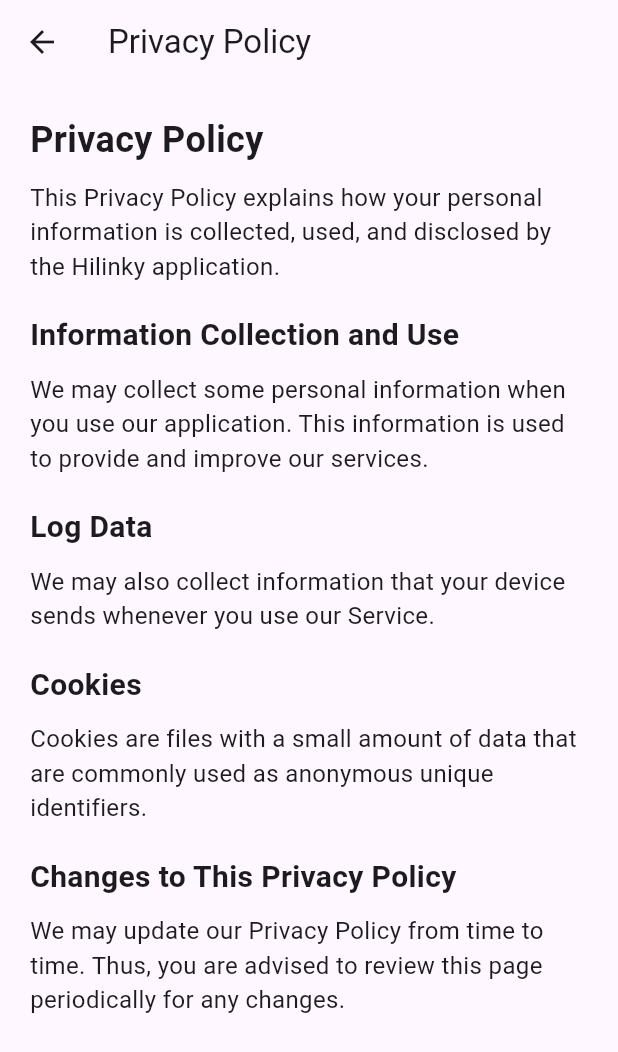
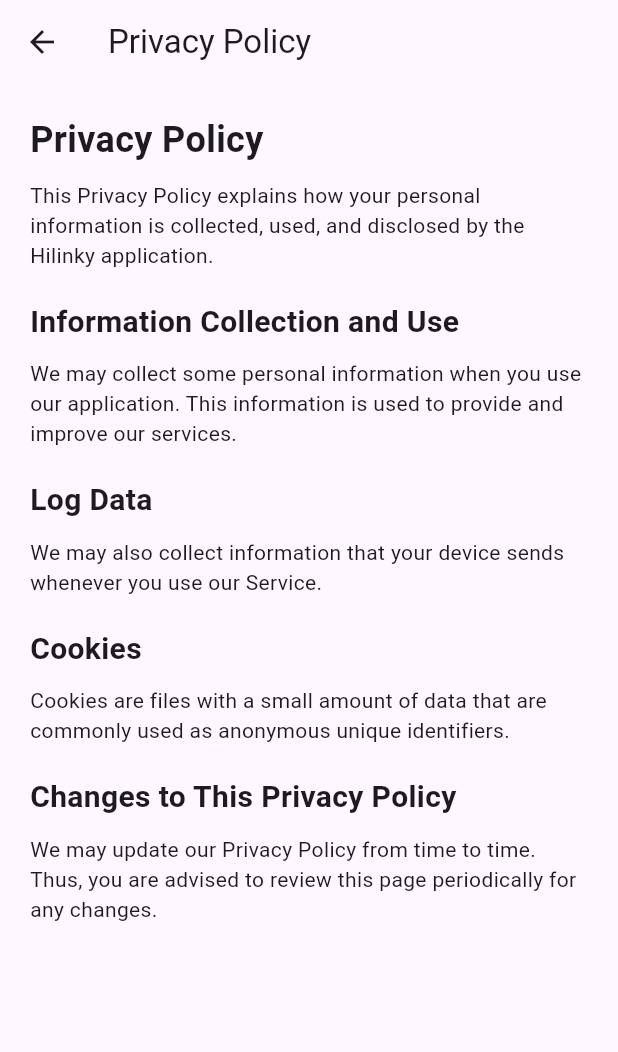
Before and after one commit to RoaaAmin/hilinky_v1, a Flutter app: the PrivacyPolicyPage screen opened by its route, on a phone screen of 412 x 824 dp. Shown: the top 1052 px of the screen. Run offline on Flutter 3.47's test engine with Material 3 defaults, Android fonts, the phone set to English and light mode, and no system bars; our stand-ins replace animate_do, cached_network_image, cloud_firestore, contacts_service, easy_localization, firebase_auth and 16 more; missing offline and left inert: country_pickers, qr_code_scanner; accounts and stored records are empty; Roboto replaces fonts that are missing (Satoshi).

```diff
--- a/lib/PrivacyPolicyPage/PrivacyPolicyPage.dart
+++ b/lib/PrivacyPolicyPage/PrivacyPolicyPage.dart
@@ -27,7 +27,7 @@
               context.tr(
                   'This Privacy Policy explains how your personal information is collected, used, and disclosed by the Hilinky application.'),
               style: TextStyle(
-                fontSize: 16.0,
+                fontSize: 14.0,
               ),
             ),
             SizedBox(height: 20.0),
@@ -43,7 +43,7 @@
               context.tr(
                   'We may collect some personal information when you use our application. This information is used to provide and improve our services.'),
               style: TextStyle(
-                fontSize: 16.0,
+                fontSize: 14.0,
               ),
             ),
             SizedBox(height: 20.0),
@@ -59,7 +59,7 @@
               context.tr(
                   'We may also collect information that your device sends whenever you use our Service.'),
               style: TextStyle(
-                fontSize: 16.0,
+                fontSize: 14.0,
               ),
             ),
             SizedBox(height: 20.0),
@@ -75,7 +75,7 @@
               context.tr(
                   'Cookies are files with a small amount of data that are commonly used as anonymous unique identifiers.'),
               style: TextStyle(
-                fontSize: 16.0,
+                fontSize: 14.0,
               ),
             ),
             SizedBox(height: 20.0),
@@ -91,7 +91,7 @@
               context.tr(
                   'We may update our Privacy Policy from time to time. Thus, you are advised to review this page periodically for any changes.'),
               style: TextStyle(
-                fontSize: 16.0,
+                fontSize: 14.0,
               ),
             ),
           ],
```
Also changed, not shown: lib/translations/codegen_loader.g.dart.
